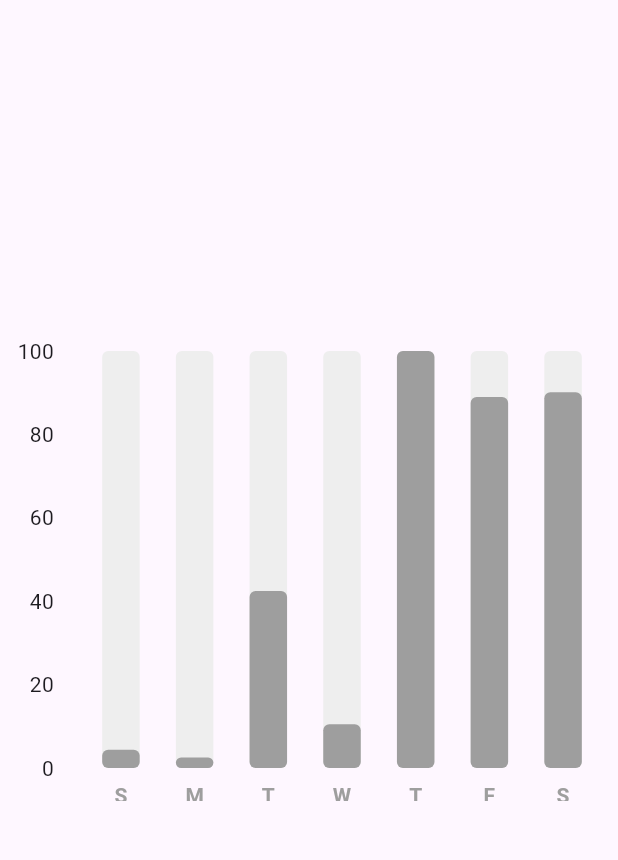
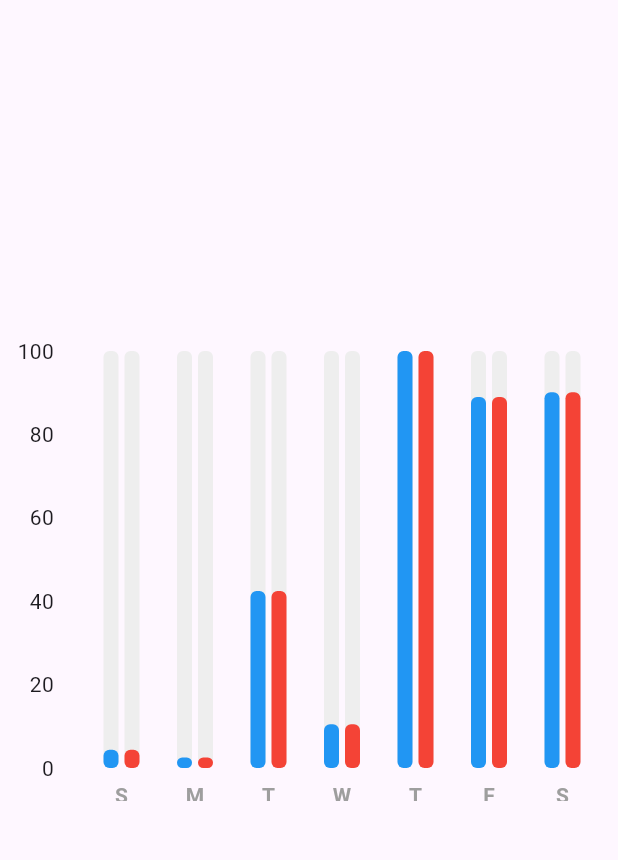
Before and after one commit to Bhaskar2995/fl_chart, a Flutter app: the screen it shows after launch, on a phone screen of 412 x 824 dp, the part 84-944 px from its top. Run offline on Flutter 3.47's test engine with Material 3 defaults, Android fonts, the phone set to English and light mode, and no system bars; drawn by our look-alikes of fl_chart.

```diff
--- a/lib/bar_graph/bar_graph.dart
+++ b/lib/bar_graph/bar_graph.dart
@@ -40,11 +40,19 @@ class MyBarGraph extends StatelessWidget {
               ),
               barGroups: myBarData.barData
                   .map(
-                    (data) => BarChartGroupData(x: data.x, barRods: [
+                    (data) =>
+                        BarChartGroupData(barsSpace: 4, x: data.x, barRods: [
                       BarChartRodData(
                           toY: data.y,
-                          color: Colors.grey,
-                          width: 25,
+                          color: Colors.blue,
+                          width: 10,
+                          borderRadius: BorderRadius.circular(4),
+                          backDrawRodData: BackgroundBarChartRodData(
+                              show: true, toY: 100, color: Colors.grey[200])),
+                      BarChartRodData(
+                          toY: data.y,
+                          color: Colors.red,
+                          width: 10,
                           borderRadius: BorderRadius.circular(4),
                           backDrawRodData: BackgroundBarChartRodData(
                               show: true, toY: 100, color: Colors.grey[200]))
```
